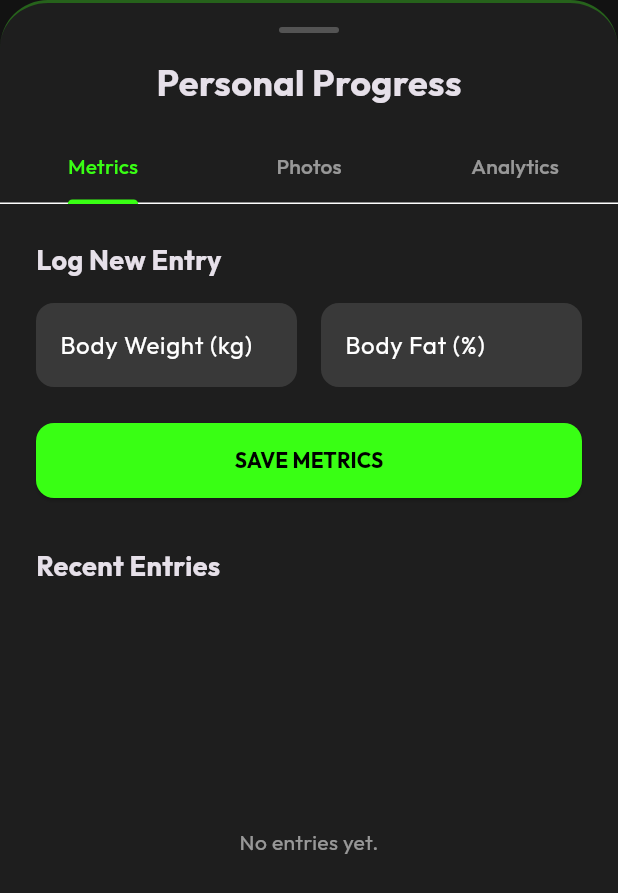
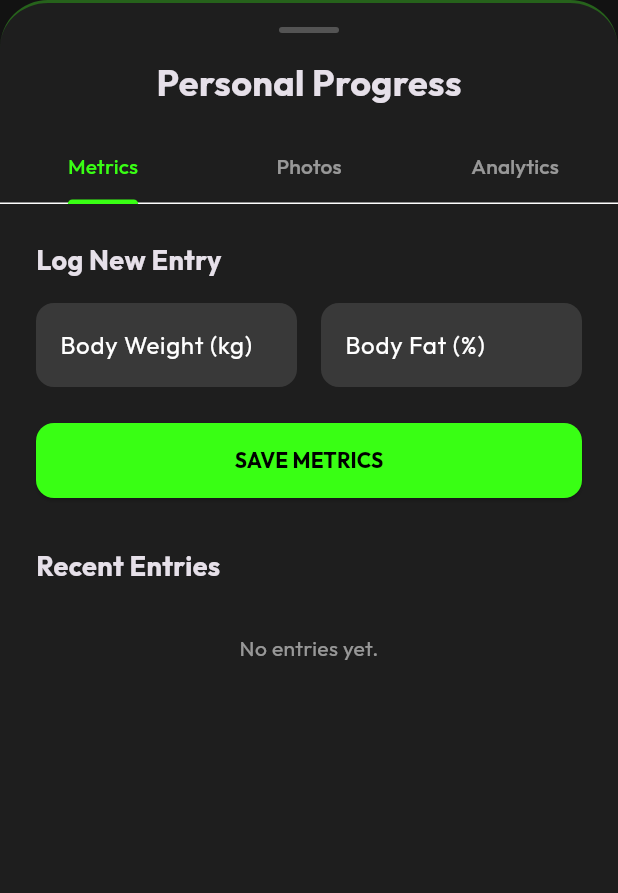
Before and after one commit to adeeburrahman11/trainova, a Flutter app: the ProgressModal widget shown alone on an empty page, opened directly, on a phone screen of 412 x 824 dp. Shown: the top 893 px of the screen. Run offline on Flutter 3.47's test engine with Material 3 defaults, Android fonts, the phone set to English and light mode, and no system bars; our stand-ins replace fl_chart, google_fonts, image_picker; network calls fail.

Commit message:
fixed progress tracker

```diff
--- a/lib/widgets/progress_modal.dart
+++ b/lib/widgets/progress_modal.dart
@@ -25,6 +25,8 @@ class ProgressModal extends StatefulWidget {
 class _ProgressModalState extends State<ProgressModal> with SingleTickerProviderStateMixin {
   late TabController _tabController;
   final ImagePicker _picker = ImagePicker();
+  final weightController = TextEditingController();
+  final bfController = TextEditingController();
 
   Color get primaryColor => Theme.of(context).colorScheme.primary;
 
@@ -32,6 +34,14 @@ class _ProgressModalState extends State<ProgressModal> with SingleTickerProvider
   void initState() {
     super.initState();
     _tabController = TabController(length: 3, vsync: this);
+  }
+
+  @override
+  void dispose() {
+    _tabController.dispose();
+    weightController.dispose();
+    bfController.dispose();
+    super.dispose();
   }
 
   @override
@@ -85,11 +95,13 @@ class _ProgressModalState extends State<ProgressModal> with SingleTickerProvider
   }
 
   Widget _buildMetricsTab(BuildContext context) {
-    final weightController = TextEditingController();
-    final bfController = TextEditingController();
-
-    return Padding(
-      padding: const EdgeInsets.all(24.0),
+    return SingleChildScrollView(
+      padding: EdgeInsets.only(
+        left: 24.0,
+        top: 24.0,
+        right: 24.0,
+        bottom: 24.0 + MediaQuery.of(context).viewInsets.bottom,
+      ),
       child: Column(
         crossAxisAlignment: CrossAxisAlignment.stretch,
         children: [
@@ -152,14 +164,15 @@ class _ProgressModalState extends State<ProgressModal> with SingleTickerProvider
           const SizedBox(height: 32),
           const Text('Recent Entries', style: TextStyle(fontSize: 18, fontWeight: FontWeight.bold)),
           const SizedBox(height: 16),
-          Expanded(
-            child: ListenableBuilder(
-              listenable: WorkoutState.instance,
-              builder: (context, _) {
-                final logs = WorkoutState.instance.progressLogs;
-                if (logs.isEmpty) return const Center(child: Text('No entries yet.', style: TextStyle(color: Colors.white54)));
+          ListenableBuilder(
+            listenable: WorkoutState.instance,
+            builder: (context, _) {
+              final logs = WorkoutState.instance.progressLogs;
+              if (logs.isEmpty) return const Center(child: Padding(padding: EdgeInsets.all(16), child: Text('No entries yet.', style: TextStyle(color: Colors.white54))));
 
-                return ListView.builder(
+              return ListView.builder(
+                shrinkWrap: true,
+                physics: const NeverScrollableScrollPhysics(),
                   itemCount: logs.length,
                   itemBuilder: (context, index) {
                     final log = logs[index];
@@ -174,7 +187,6 @@ class _ProgressModalState extends State<ProgressModal> with SingleTickerProvider
                 );
               },
             ),
-          ),
         ],
       ),
     );
@@ -272,12 +284,15 @@ class _ProgressModalState extends State<ProgressModal> with SingleTickerProvider
     try {
       final XFile? image = await _picker.pickImage(source: source);
       if (image != null) {
-        // Add a quick metric log just to attach the photo
+        final logs = WorkoutState.instance.progressLogs;
+        final recentWeight = logs.isNotEmpty ? logs.first.weight : 0.0;
+        final recentBf = logs.isNotEmpty ? logs.first.bodyFat : 0.0;
+
         final log = ProgressLog(
           id: DateTime.now().millisecondsSinceEpoch.toString(),
           date: DateTime.now(),
-          weight: 0, // In a full app, this would prompt for weight
-          bodyFat: 0,
+          weight: recentWeight,
+          bodyFat: recentBf,
           photos: [image],
         );
         WorkoutState.instance.addProgressLog(log);
```
